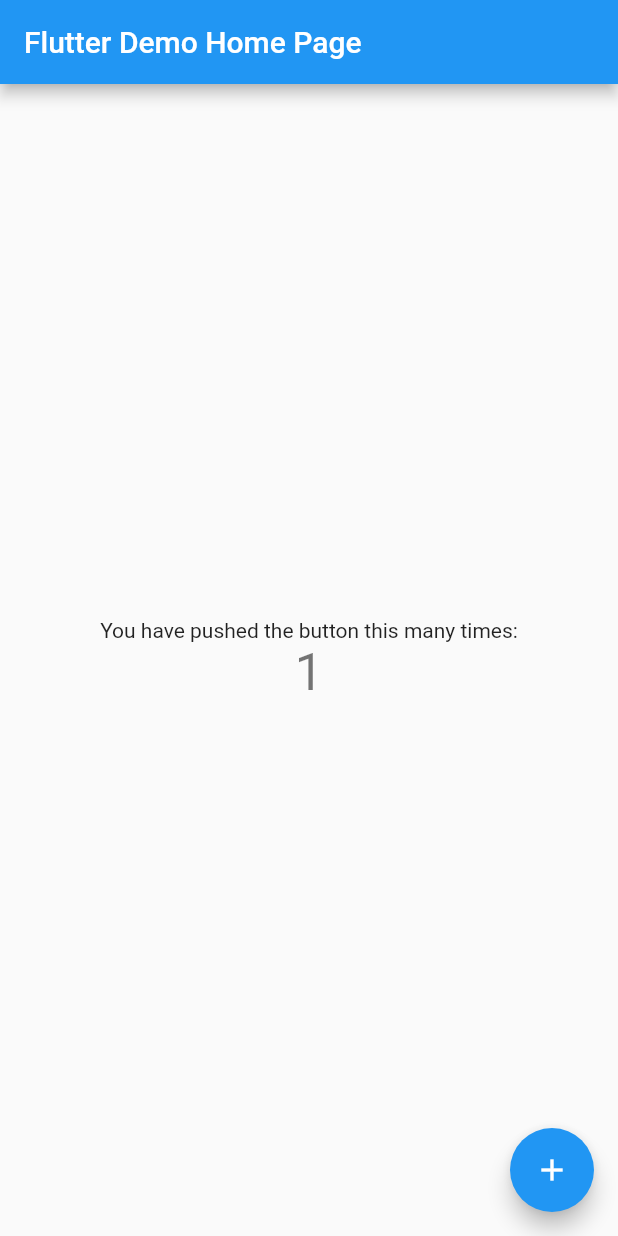
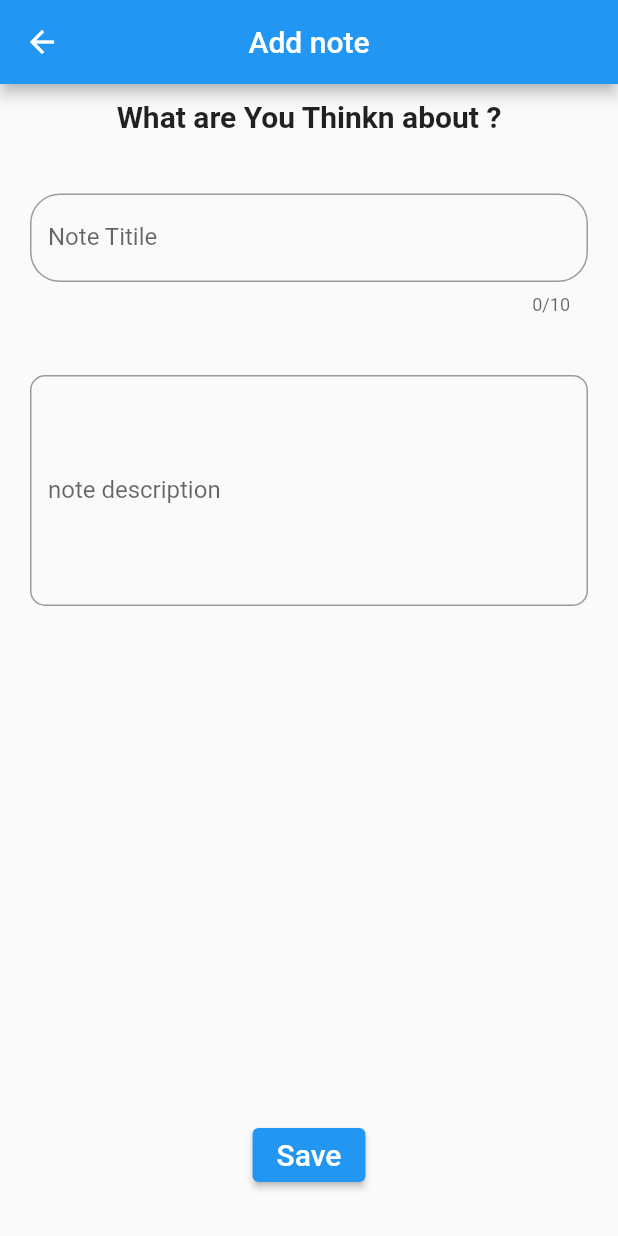
Before and after one commit to piumal96/sqlite_curd, a Flutter app: the screen it shows after launch, after a tap on the "add" icon, on a phone screen of 412 x 824 dp. Run offline on Flutter 3.47's test engine with Material 2 defaults, Android fonts, the phone set to English and light mode, and no system bars; our stand-ins replace sqflite; accounts and stored records are empty.

Commit message:
notes app complited

```diff
--- a/lib/main.dart
+++ b/lib/main.dart
@@ -1,4 +1,6 @@
 import 'package:flutter/material.dart';
+import 'package:sqlite_curd/screens/note_screen.dart';
+import 'package:sqlite_curd/screens/notes_screen.dart';
 
 void main() {
   runApp(const MyApp());
@@ -13,7 +15,7 @@ class MyApp extends StatelessWidget {
       theme: ThemeData(
         primarySwatch: Colors.blue,
       ),
-      home: const MyHomePage(title: 'Flutter Demo Home Page'),
+      home: NotesScreen(),
     );
   }
 }
--- /dev/null
+++ b/lib/screens/note_screen.dart
@@ -0,0 +1,95 @@
+import 'package:flutter/material.dart';
+import 'package:sqlite_curd/models/note_model.dart';
+import 'package:sqlite_curd/services/database_helper.dart';
+
+class NoteScreen extends StatelessWidget {
+  final Note? note;
+
+  const NoteScreen({Key? key, this.note}) : super(key: key);
+
+  @override
+  Widget build(BuildContext context) {
+    final titleController = TextEditingController();
+    final descriptionController = TextEditingController();
+
+    if (note != null) {
+      titleController.text = note!.title!;
+      titleController.text = note!.title!;
+    }
+
+    return Scaffold(
+      appBar: AppBar(
+        title: Text("Add note"),
+        centerTitle: true,
+      ),
+      body: Padding(
+        padding: EdgeInsets.symmetric(vertical: 10, horizontal: 20),
+        child: Column(
+          children: [
+            Padding(
+              padding: EdgeInsets.only(bottom: 40),
+              child: Center(
+                child: Text(
+                  "What are You Thinkn about ?",
+                  style: TextStyle(fontSize: 20, fontWeight: FontWeight.bold),
+                ),
+              ),
+            ),
+            Padding(
+              padding: EdgeInsets.only(bottom: 40.0),
+              child: TextField(
+                maxLength: 10,
+                controller: titleController,
+                decoration: InputDecoration(
+                    hintText: "Titile",
+                    labelText: "Note Titile",
+                    border: OutlineInputBorder(
+                        borderSide:
+                            BorderSide(color: Colors.white, width: 0.75),
+                    borderRadius: BorderRadius.all(Radius.circular(20)))),
+              ),
+            ),
+            TextField(
+              controller: descriptionController,
+              decoration: InputDecoration(
+                hintText: 'Type Here the note',
+                labelText: 'note description',
+                border: OutlineInputBorder(
+                  borderSide: BorderSide(
+                    color: Colors.white,
+                    width: 0.75,
+                  ),
+                  borderRadius: BorderRadius.all(Radius.circular(10.0)),
+
+                )
+              ),
+              keyboardType: TextInputType.multiline,
+              onChanged: (str){},
+              maxLines: 6,
+            ),Spacer(),
+            Padding(padding: EdgeInsets.only(bottom: 20),
+            child: ElevatedButton(
+              onPressed: ()async{
+                final title=titleController.value.text;
+                final description=descriptionController.value.text;
+
+                if(title.isEmpty || description.isEmpty){
+                  return;
+                }
+                final Note model=Note(title: title,description: description,id: note?.id);
+                if(note==null){
+                  await DatabaseHelper.addNote(model);
+                }else{
+                  await DatabaseHelper.updateNote(model);
+                }
+                Navigator.pop(context);
+              },
+              child: Text(note== null ? "Save":"Edit",style: TextStyle(fontSize: 20),),
+            ),)
+
+          ],
+        ),
+      ),
+    );
+  }
+}
--- /dev/null
+++ b/lib/screens/notes_screen.dart
@@ -0,0 +1,94 @@
+import 'package:flutter/material.dart';
+import 'package:sqlite_curd/models/note_model.dart';
+import 'package:sqlite_curd/services/database_helper.dart';
+
+import '../widgets/note_widget.dart';
+import 'note_screen.dart';
+class NotesScreen extends StatefulWidget {
+  const NotesScreen({Key? key}) : super(key: key);
+
+  @override
+  State<NotesScreen> createState() => _NotesScreenState();
+}
+
+class _NotesScreenState extends State<NotesScreen> {
+  @override
+  Widget build(BuildContext context) {
+    return Scaffold(
+        backgroundColor: Colors.grey[200],
+        appBar: AppBar(
+          title: const Text('Notes'),
+          centerTitle: true,
+        ),
+        floatingActionButton: FloatingActionButton(
+          onPressed: () async {
+            await Navigator.push(context,
+                MaterialPageRoute(builder: (context) => const NoteScreen()));
+            setState(() {});
+          },
+          child: const Icon(Icons.add),
+        ),
+        body: FutureBuilder<List<Note>?>(
+          future: DatabaseHelper.getAllNote(),
+          builder: (context, AsyncSnapshot<List<Note>?> snapshot) {
+            if (snapshot.connectionState == ConnectionState.waiting) {
+              return const CircularProgressIndicator();
+            } else if (snapshot.hasError) {
+              return Center(child: Text(snapshot.error.toString()));
+            } else if (snapshot.hasData) {
+              if (snapshot.data != null) {
+                return ListView.builder(
+                  itemBuilder: (context, index) => NoteWidget(
+                    note: snapshot.data![index],
+                    onTap: () async {
+                      await Navigator.push(
+                          context,
+                          MaterialPageRoute(
+                              builder: (context) => NoteScreen(
+                                note: snapshot.data![index],
+                              )));
+                      setState(() {});
+                    },
+                    onLongPress: () async {
+                      showDialog(
+                          context: context,
+                          builder: (context) {
+                            return AlertDialog(
+                              title: const Text(
+                                  'Are you sure you want to delete this note?'),
+                              actions: [
+                                ElevatedButton(
+                                  style: ButtonStyle(
+                                      backgroundColor:
+                                      MaterialStateProperty.all(
+                                          Colors.red)),
+                                  onPressed: () async {
+                                    await DatabaseHelper.deleteNote(
+                                        snapshot.data![index]);
+                                    Navigator.pop(context);
+                                    setState(() {});
+                                  },
+                                  child: const Text('Yes'),
+                                ),
+                                ElevatedButton(
+                                  onPressed: () => Navigator.pop(context),
+                                  child: const Text('No'),
+                                ),
+                              ],
+                            );
+                          });
+                    },
+                  ),
+                  itemCount: snapshot.data!.length,
+                );
+              }
+              return const Center(
+                child: Text('No notes yet'),
+              );
+            }
+            return const SizedBox.shrink();
+          },
+        )
+    );
+  }
+}
--- a/lib/services/database_helper.dart
+++ b/lib/services/database_helper.dart
@@ -24,4 +24,16 @@ class DatabaseHelper {
     final db= await _getDB();
     return await db.delete("Note",where: 'id=?',whereArgs: [note.id],);
   }
+
+  static Future<List<Note>?> getAllNote()async{
+    final db =await _getDB();
+
+    final List<Map<String,dynamic>> maps=await db.query("Note");
+
+    if(maps.isEmpty){
+      return null;
+
+    }
+    return List.generate(maps.length, (index) => Note.fromJson(maps[index]));
+  }
 }
```
Also changed, not shown: lib/widgets/note_widget.dart (added, +55 -0 lines), 2 other files.
